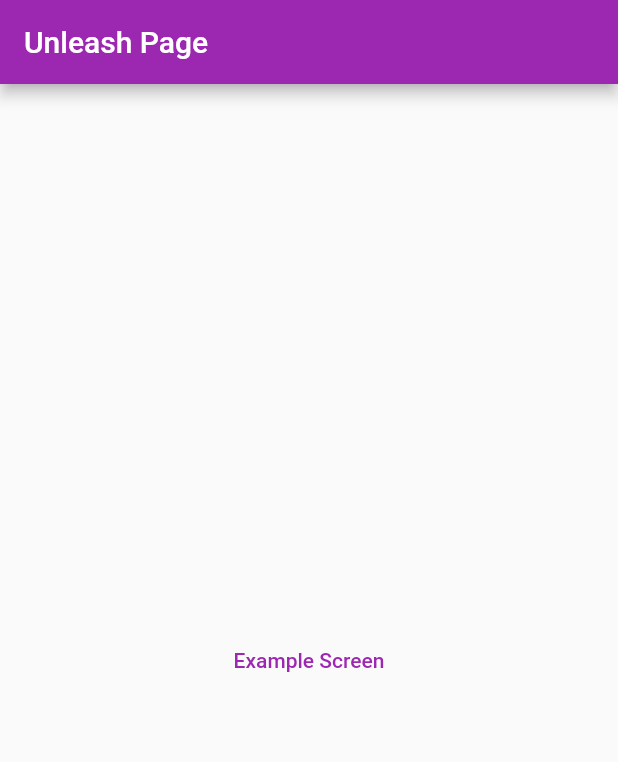
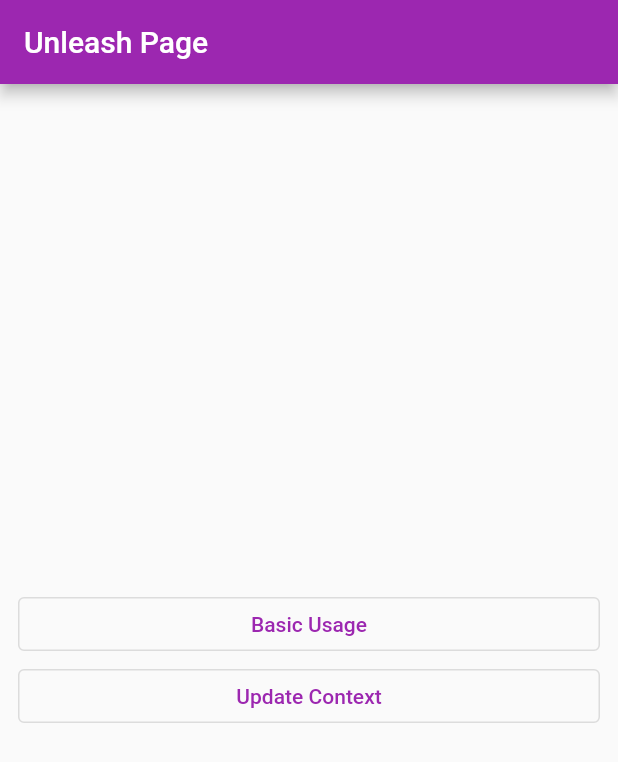
Before and after one commit to rizentium/unleash-flutter-proxy-sdk, a Flutter app: the screen it shows after launch, on a phone screen of 412 x 824 dp. Shown: the top 762 px of the screen. Run offline on Flutter 3.47's test engine with Material 2 defaults, Android fonts, the phone set to English and light mode, and no system bars; our stand-ins replace shared_preferences; network calls fail.

Commit message:
feat(context): add support to update current context (#7)
* docs: added unleash _app description

* refactor: change function name

* feat(context): add support to update current context

* feat(context): add example for update current context

* docs(README): update README.md

* docs(CHANGELOG): update CHANGELOG.md

```diff
--- a/example/lib/main.dart
+++ b/example/lib/main.dart
@@ -1,4 +1,5 @@
-import 'package:example/example_screen.dart';
+import 'package:example/screens/basic_usage_screen.dart';
+import 'package:example/screens/update_context_screen.dart';
 import 'package:example/unleash_environment.dart';
 import 'package:flutter/material.dart';
 
@@ -48,17 +49,27 @@ class _UnleashPageState extends State<UnleashPage> {
       appBar: AppBar(
         title: const Text('Unleash Page'),
       ),
-      body: Center(
+      body: Container(
+        margin: const EdgeInsets.symmetric(horizontal: 12.0),
         child: Column(
           mainAxisAlignment: MainAxisAlignment.center,
+          crossAxisAlignment: CrossAxisAlignment.stretch,
           children: <Widget>[
-            TextButton(
+            OutlinedButton(
               onPressed: () => Navigator.push(
                   context,
                   MaterialPageRoute(
-                    builder: (context) => const ExampleScreen(),
+                    builder: (context) => const BasicUsageScreen(),
                   )),
-              child: const Text('Example Screen'),
+              child: const Text('Basic Usage'),
+            ),
+            OutlinedButton(
+              onPressed: () => Navigator.push(
+                  context,
+                  MaterialPageRoute(
+                    builder: (context) => const UpdateContextScreen(),
+                  )),
+              child: const Text('Update Context'),
             ),
           ],
         ),
--- a/example/lib/example_screen.dart
+++ b/example/lib/screens/basic_usage_screen.dart
@@ -2,14 +2,14 @@ import 'package:example/unleash_environment.dart';
 import 'package:flutter/material.dart';
 import 'package:unleash_proxy/unleash_proxy.dart';
 
-class ExampleScreen extends StatelessWidget {
-  const ExampleScreen({super.key});
+class BasicUsageScreen extends StatelessWidget {
+  const BasicUsageScreen({super.key});
 
   @override
   Widget build(BuildContext context) {
     return Scaffold(
       appBar: AppBar(
-        title: const Text('First Screen'),
+        title: const Text('Basic Usage'),
       ),
       body: Center(
         child: Column(
--- a/lib/src/client.dart
+++ b/lib/src/client.dart
@@ -47,6 +47,7 @@ class UnleashClient {
 
       Utils.logger(
         'Fetched ${toggles.toggles.length} toggles from cache storage',
+        error: e,
       );
 
       return toggles.toggles;
--- a/lib/src/unleash.dart
+++ b/lib/src/unleash.dart
@@ -16,22 +16,30 @@ class Unleash extends UnleashPlatform {
     _app = unleashApp;
   }
 
-  ///
+  /// [_app] is current unleash app instance
   static UnleashApp? _app;
+
+  /// [appContext] is current [UnleashContext]
+  static UnleashContext? appContext;
 
   /// Initializes a new [Unleash] instance by using [config] and [context]
   static Future<void> initializeApp({
     required UnleashConfig config,
     UnleashContext? context,
   }) async {
+    /// Initialize context
+    appContext = context;
+
     Utils.logger('Initialize application');
     final cache = await UnleashCache.init();
     final client = UnleashClient(cache);
 
-    final uri = Uri.tryParse('${config.proxyUrl}?${context?.queryParams}');
+    final uri = Uri.tryParse(
+      '${config.proxyUrl}?${appContext?.queryParams}',
+    );
 
-    /// Initial call
-    await _initApp(config: config, client: client, uri: uri);
+    /// Initial fetch toggles
+    await _fetchToggles(config: config, client: client, uri: uri);
 
     if (config.poolMode == UnleashPollingMode.none) {
       return;
@@ -39,12 +47,16 @@ class Unleash extends UnleashPlatform {
 
     /// Call init app periodically
     Timer.periodic(config.poolMode, (timer) async {
-      await _initApp(config: config, client: client, uri: uri);
+      final periodicUri = Uri.tryParse(
+        '${config.proxyUrl}?${appContext?.queryParams}',
+      );
+      await _fetchToggles(config: config, client: client, uri: periodicUri);
       Utils.logger('Updated at ${DateTime.now()}');
+      Utils.logger(periodicUri.toString());
     });
   }
 
-  static Future<void> _initApp({
+  static Future<void> _fetchToggles({
     required UnleashConfig config,
     Uri? uri,
     required UnleashClient client,
```
Also changed, not shown: example/lib/screens/update_context_screen.dart (added, +82 -0 lines), 2 other files.
